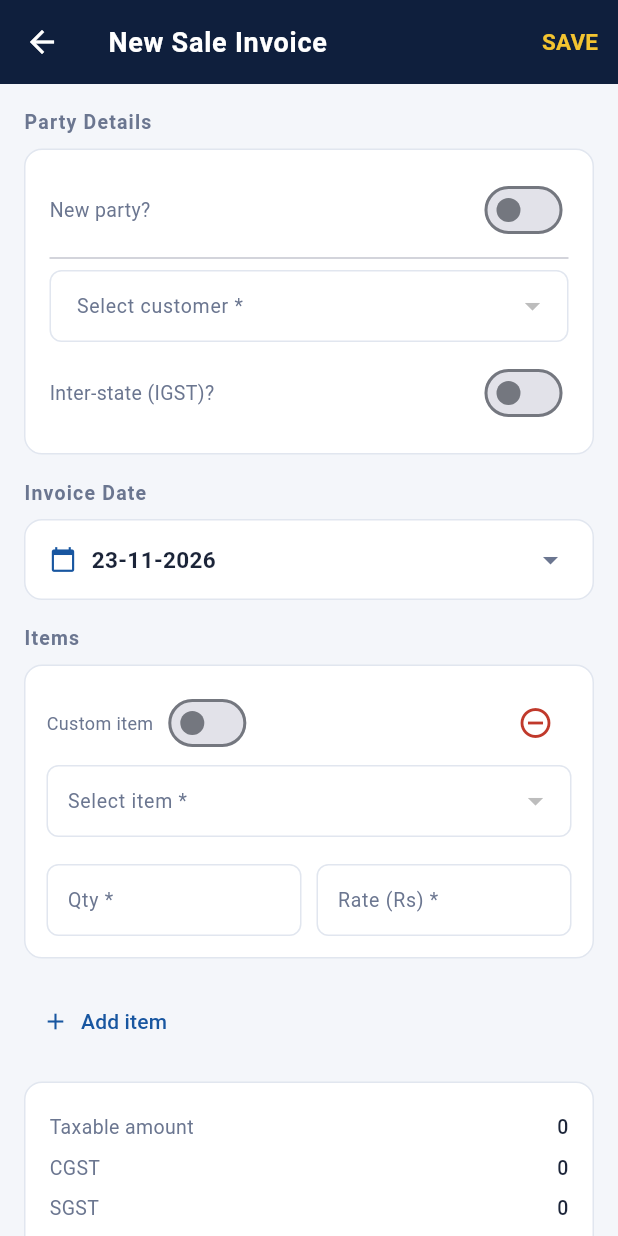
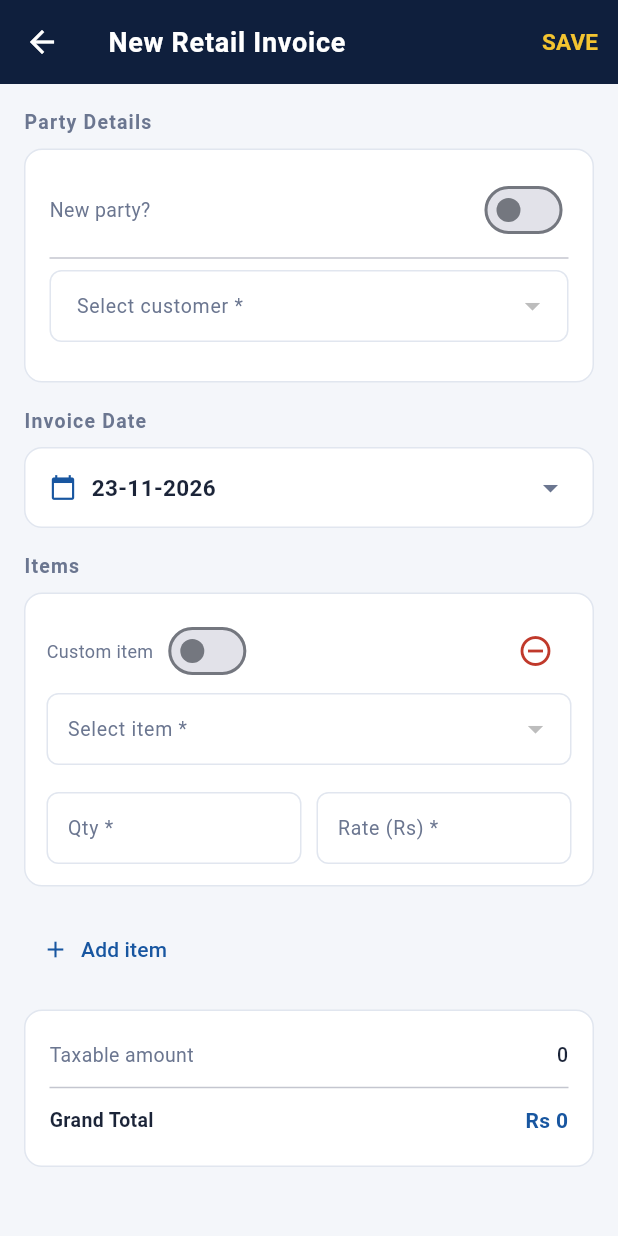
Before and after one commit to catoolskit/munim-mobile, a Flutter app: the InvoiceScreen screen opened directly with empty values, on a phone screen of 412 x 824 dp. Run offline on Flutter 3.47's test engine with Material 3 defaults, Android fonts, the phone set to English and light mode, and no system bars; our stand-ins replace file_picker, pdf, share_plus, shared_preferences; accounts and stored records are empty.

Commit message:
Implement GST registration handling in invoice screen
Added GST registration handling to invoice screen, adjusting grand total and displaying GST fields based on registration status.

```diff
--- a/lib/screens/invoice_screen.dart
+++ b/lib/screens/invoice_screen.dart
@@ -64,6 +64,14 @@ class _InvoiceScreenState extends State<InvoiceScreen> {
   double get _cgst => _interstate ? 0 : _totalGst / 2;
   double get _sgst => _interstate ? 0 : _totalGst / 2;
   double get _igst => _interstate ? _totalGst : 0;
+
+  // ── v0.18: respect GST registration ──────────────────────
+  bool get _gstRegistered =>
+      _config.company.gstRegistered;
+
+  // If unregistered, grand total = taxable only (no GST)
+  double get _effectiveGrandTotal =>
+      _gstRegistered ? _grandTotal : _taxable;
 
   Future<void> _save() async {
     if (!_formKey.currentState!.validate()) return;
@@ -160,7 +168,9 @@ class _InvoiceScreenState extends State<InvoiceScreen> {
 
     return Scaffold(
       appBar: AppBar(
-        title: const Text('New Sale Invoice'),
+        title: Text(_gstRegistered
+            ? 'New Sale Invoice'
+            : 'New Retail Invoice'),
         actions: [
           TextButton(
             onPressed: _saving ? null : _save,
@@ -249,6 +259,8 @@ class _InvoiceScreenState extends State<InvoiceScreen> {
                           () => _partyType = v!),
                     ),
                     const SizedBox(height: 10),
+                    // Only show GSTIN field if registered
+                    if (_gstRegistered) ...[
                       TextFormField(
                         controller: _partyGstinCtrl,
                         decoration: const InputDecoration(
@@ -257,6 +269,7 @@ class _InvoiceScreenState extends State<InvoiceScreen> {
                             TextCapitalization.characters,
                       ),
                       const SizedBox(height: 10),
+                    ],
                     TextFormField(
                       controller: _partyPhoneCtrl,
                       decoration: const InputDecoration(
@@ -266,6 +279,8 @@ class _InvoiceScreenState extends State<InvoiceScreen> {
                     ),
                   ],
                   const SizedBox(height: 10),
+                  // Only show interstate toggle if registered
+                  if (_gstRegistered)
                     Row(
                       mainAxisAlignment:
                           MainAxisAlignment.spaceBetween,
@@ -324,6 +339,7 @@ class _InvoiceScreenState extends State<InvoiceScreen> {
                   row: e.value,
                   stockItems: _config.stockItems,
                   index: e.key,
+                  gstRegistered: _gstRegistered,
                   onRemove: () => _removeRow(e.key),
                   onChanged: () => setState(() {}),
                 )),
@@ -342,6 +358,8 @@ class _InvoiceScreenState extends State<InvoiceScreen> {
                 child: Column(children: [
                   _totalRow('Taxable amount',
                     ExportService.inr(_taxable)),
+                  // Show GST breakdown only if registered
+                  if (_gstRegistered) ...[
                     if (!_interstate) ...[
                       _totalRow('CGST',
                         ExportService.inr(_cgst)),
@@ -350,10 +368,11 @@ class _InvoiceScreenState extends State<InvoiceScreen> {
                     ] else
                       _totalRow('IGST',
                         ExportService.inr(_igst)),
+                  ],
                   const Divider(),
                   _totalRow(
                     'Grand Total',
-                    'Rs ${ExportService.inr(_grandTotal)}',
+                    'Rs ${ExportService.inr(_effectiveGrandTotal)}',
                     bold: true,
                     color: MunimTheme.accent),
                 ]),
@@ -373,6 +392,7 @@ class _InvoiceScreenState extends State<InvoiceScreen> {
       color: MunimTheme.muted,
       letterSpacing: 0.8));
 
+  // ── v0.18: Fixed truncation with Flexible ─────────────────
   Widget _totalRow(String label, String value,
       {bool bold = false,
       Color color = MunimTheme.text}) {
@@ -382,7 +402,9 @@ class _InvoiceScreenState extends State<InvoiceScreen> {
         mainAxisAlignment:
             MainAxisAlignment.spaceBetween,
         children: [
-          Text(label,
+          Flexible(
+            flex: 2,
+            child: Text(label,
               style: TextStyle(
                 fontSize: 13,
                 color: bold
@@ -391,13 +413,19 @@ class _InvoiceScreenState extends State<InvoiceScreen> {
                 fontWeight: bold
                     ? FontWeight.bold
                     : FontWeight.normal)),
-          Text(value,
+          ),
+          const SizedBox(width: 8),
+          Flexible(
+            flex: 3,
+            child: Text(value,
+              textAlign: TextAlign.right,
               style: TextStyle(
-              fontSize: bold ? 15 : 13,
+                fontSize: bold ? 14 : 13,
                 color: color,
                 fontWeight: bold
                     ? FontWeight.bold
                     : FontWeight.w500)),
+          ),
         ],
       ),
     );
@@ -407,9 +435,7 @@ class _InvoiceScreenState extends State<InvoiceScreen> {
 // ── Item row model ─────────────────────────────────────────────
 
 class _ItemRow {
-  // Stock item mode
   StockItem? selectedItem;
-  // Custom item mode
   bool isCustom = false;
   String customName    = '';
   String customHsn     = '';
@@ -438,6 +464,7 @@ class _ItemRowWidget extends StatefulWidget {
   final _ItemRow row;
   final List<StockItem> stockItems;
   final int index;
+  final bool gstRegistered;
   final VoidCallback onRemove;
   final VoidCallback onChanged;
 
@@ -446,6 +473,7 @@ class _ItemRowWidget extends StatefulWidget {
     required this.row,
     required this.stockItems,
     required this.index,
+    required this.gstRegistered,
     required this.onRemove,
     required this.onChanged,
   });
@@ -553,10 +581,13 @@ class _ItemRowWidgetState
           const SizedBox(height: 8),
           if (widget.row.selectedItem != null)
             Row(children: [
+              // Show HSN and GST only if registered
+              if (widget.gstRegistered) ...[
                 _chip('HSN: ${widget.row.selectedItem!.hsn}'),
                 const SizedBox(width: 8),
                 _chip('GST: ${widget.row.selectedItem!.gstRate}%'),
                 const SizedBox(width: 8),
+              ],
               _chip(widget.row.selectedItem!.unit),
             ]),
         ]
@@ -574,6 +605,8 @@ class _ItemRowWidgetState
               widget.onChanged();
             },
           ),
+          // Show HSN and GST fields only if registered
+          if (widget.gstRegistered) ...[
             const SizedBox(height: 8),
             Row(children: [
               Expanded(
@@ -612,6 +645,7 @@ class _ItemRowWidgetState
                 ),
               ),
             ]),
+          ],
         ],
 
         const SizedBox(height: 10),
@@ -662,22 +696,31 @@ class _ItemRowWidgetState
             mainAxisAlignment:
                 MainAxisAlignment.spaceBetween,
             children: [
-              Text(
+              Flexible(
+                child: Text(
                   'Taxable: Rs ${ExportService.inr(widget.row.amount)}',
                   style: const TextStyle(
                     fontSize: 11,
                     color: MunimTheme.muted)),
-              Text(
+              ),
+              // Show GST only if registered
+              if (widget.gstRegistered)
+                Flexible(
+                  child: Text(
                     'GST: Rs ${ExportService.inr(widget.row.gstAmount)}',
                     style: const TextStyle(
                       fontSize: 11,
                       color: MunimTheme.muted)),
-              Text(
-                'Total: Rs ${ExportService.inr(widget.row.total)}',
+                ),
+              Flexible(
+                child: Text(
+                  'Total: Rs ${ExportService.inr(widget.gstRegistered ? widget.row.total : widget.row.amount)}',
+                  textAlign: TextAlign.right,
                   style: const TextStyle(
                     fontSize: 12,
                     fontWeight: FontWeight.bold,
                     color: MunimTheme.accent)),
+              ),
             ],
           ),
         ],
```
Lines whose indentation alone changed are shown as unchanged.
